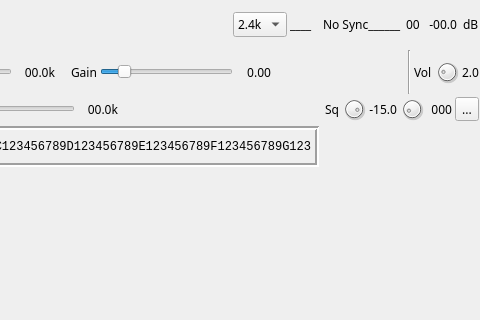
The window that plugins/channel/demoddsd/dsddemodgui.ui (f4exb/sdrangel) describes before a commit, drawn with Qt 5; both pictures show x 160 to 640 and y 0 to 320 of the 640 by 841 pixel window.
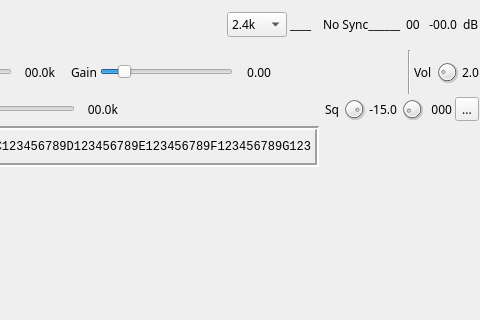
The same window after the commit. Icons and pictures are not drawn. Custom widgets are drawn as their Qt base class.

What changed in the file:
```diff
--- a/plugins/channel/demoddsd/dsddemodgui.ui
+++ b/plugins/channel/demoddsd/dsddemodgui.ui
@@ -137,9 +137,15 @@
       </item>
       <item>
        <widget class="QComboBox" name="baudRate">
+        <property name="minimumSize">
+         <size>
+          <width>60</width>
+          <height>0</height>
+         </size>
+        </property>
         <property name="maximumSize">
          <size>
-          <width>55</width>
+          <width>16777215</width>
           <height>16777215</height>
          </size>
         </property>
```
